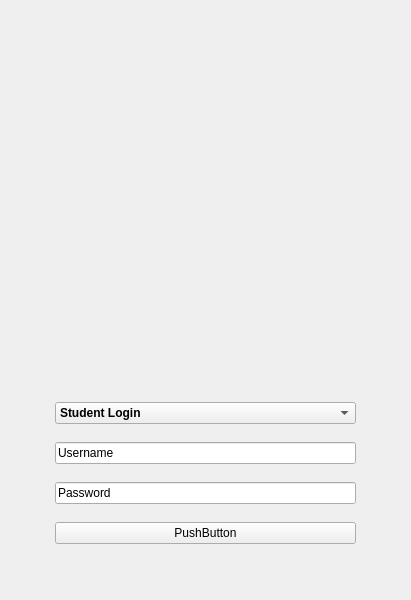
This is ui/login.ui in sipsmehta/Face-Recognition-Surveillance- as Qt 5 draws it before an edit. The edited form follows.
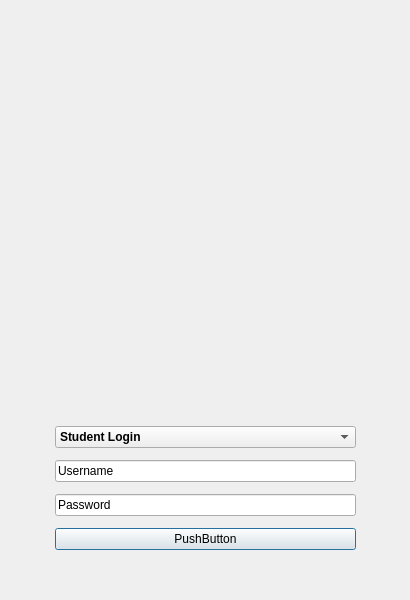
This is the edited form.

Commit message: updated the ui-layout & made login window

```diff
--- a/ui/login.ui
+++ b/ui/login.ui
@@ -1,15 +1,21 @@
 <?xml version="1.0" encoding="UTF-8"?>
 <ui version="4.0">
  <class>MainWindow</class>
- <widget class="QMainWindow" name="MainWindow">
+    <widget class="QDialog" name="MainWindow">
   <property name="geometry">
    <rect>
     <x>0</x>
     <y>0</y>
-    <width>411</width>
+                <width>410</width>
     <height>600</height>
    </rect>
   </property>
+        <property name="sizePolicy">
+            <sizepolicy hsizetype="Fixed" vsizetype="Fixed">
+                <horstretch>0</horstretch>
+                <verstretch>0</verstretch>
+            </sizepolicy>
+        </property>
   <property name="windowTitle">
    <string>MainWindow</string>
   </property>
@@ -46,9 +52,9 @@
     <property name="geometry">
      <rect>
       <x>55</x>
-      <y>390</y>
+                        <y>420</y>
       <width>301</width>
-      <height>166</height>
+                        <height>136</height>
      </rect>
     </property>
     <layout class="QVBoxLayout" name="verticalLayout">
```
Left out of the diff: 8 changed lines with no effect on the pictures. Lines whose indentation alone changed are shown as unchanged. The commit also changes 7 other files.
